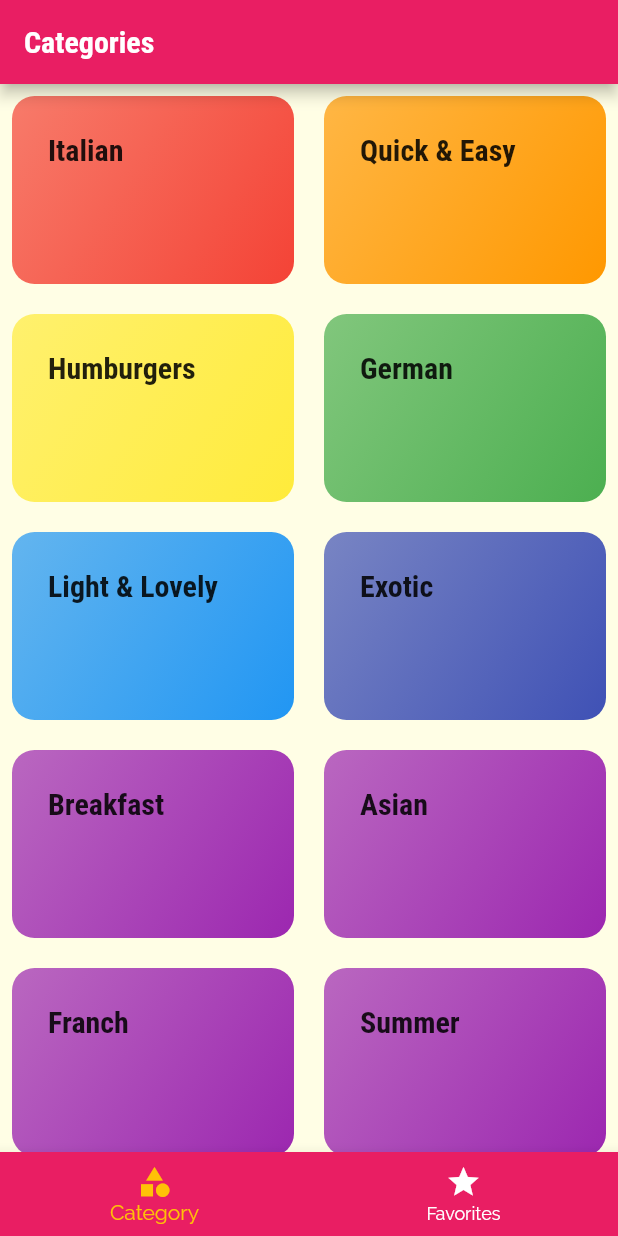
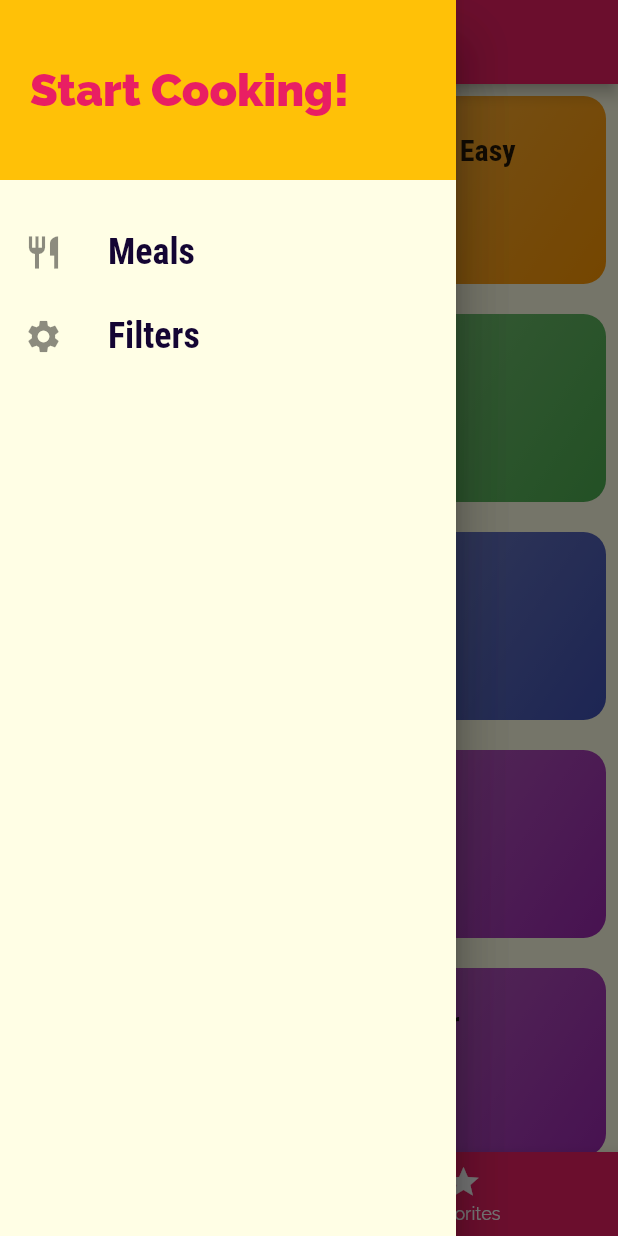
Before and after one commit to HooEP01/food-app, a Flutter app: the screen it shows after launch, with the side drawer open (before the commit the screen has no drawer), on a phone screen of 412 x 824 dp. Run offline on Flutter 3.47's test engine with Material 2 defaults, Android fonts, the phone set to English and light mode, and no system bars.

Commit message:
add drawer

```diff
--- a/lib/main.dart
+++ b/lib/main.dart
@@ -3,6 +3,7 @@ import '/screens/category_meals_screen.dart';
 import '/screens/categories_screen.dart';
 import '/screens/meal_detail_screen.dart';
 import '/screens/tabs_screen.dart';
+import '/screens/filters_screen.dart';
 
 void main() {
   runApp(const MyApp());
@@ -41,21 +42,22 @@ class MyApp extends StatelessWidget {
       home: const TabsScreen(),
       // initialRoute: '/',
       routes: {
-        // '#': (context) => const CategoriesScreen(),
+        TabsScreen.routeName: (context) => const CategoriesScreen(),
         CategoryMealsScreen.routeName: (context) => const CategoryMealsScreen(),
         MealDetailScreen.routeName: (context) => const MealDetailScreen(),
+        FiltersScreen.routeName: (context) => const FiltersScreen(),
       },
-      onGenerateRoute: (settings) {
-        print(settings.arguments);
-        // if (settings.name == '/meal-detail') {
-        //   return ...
-        // } else if (settings.name == '/something-else') {
-        //   return ...
-        // }
-        return MaterialPageRoute(
-          builder: (context) => const CategoriesScreen(),
-        );
-      },
+      // onGenerateRoute: (settings) {
+      //   print(settings.arguments);
+      //   if (settings.name == '/meal-detail') {
+      //     return ...
+      //   } else if (settings.name == '/something-else') {
+      //     return ...
+      //   }
+      //   return MaterialPageRoute(
+      //     builder: (context) => const CategoriesScreen(),
+      //   );
+      // },
       onUnknownRoute: ((settings) {
         return MaterialPageRoute(
           builder: (context) => const CategoriesScreen(),
--- /dev/null
+++ b/lib/screens/filters_screen.dart
@@ -0,0 +1,12 @@
+import 'package:flutter/material.dart';
+
+class FiltersScreen extends StatelessWidget {
+  const FiltersScreen({super.key});
+  static String routeName = '/filter-meal';
+  @override
+  Widget build(BuildContext context) {
+    return const Center(
+      child: Text('Filter the meal'),
+    );
+  }
+}
--- a/lib/screens/tabs_screen.dart
+++ b/lib/screens/tabs_screen.dart
@@ -3,9 +3,11 @@ import 'package:flutter/material.dart';
 import 'categories_screen.dart';
 import 'favorites_screen.dart';
 
+import '../widgets/main_drawer.dart';
+
 class TabsScreen extends StatefulWidget {
   const TabsScreen({super.key});
-
+  static String routeName = '/#';
   @override
   State<TabsScreen> createState() => _TabsScreenState();
 }
@@ -29,6 +31,9 @@ class _TabsScreenState extends State<TabsScreen> {
     return Scaffold(
       appBar: AppBar(
         title: Text(_pages[_selectedPageIndex]['title'] as String),
+      ),
+      drawer: const Drawer(
+        child: MainDrawer(),
       ),
       body: _pages[_selectedPageIndex]['page'] as Widget,
       bottomNavigationBar: BottomNavigationBar(
--- /dev/null
+++ b/lib/widgets/main_drawer.dart
@@ -0,0 +1,71 @@
+import 'package:flutter/material.dart';
+
+import '../screens/filters_screen.dart';
+import '../screens/tabs_screen.dart';
+
+class MainDrawer extends StatelessWidget {
+  const MainDrawer({super.key});
+
+  Widget buildListTile(String title, IconData icon, Function tabHandler) {
+    return ListTile(
+      leading: Icon(
+        icon,
+        size: 26,
+      ),
+      title: Text(
+        title,
+        style: const TextStyle(
+          fontFamily: 'RobotoCondensed',
+          fontSize: 24,
+          fontWeight: FontWeight.bold,
+        ),
+      ),
+      onTap: tabHandler as VoidCallback,
+    );
+  }
+
+  @override
+  Widget build(BuildContext context) {
+    return Drawer(
+      child: Column(
+        children: [
+          Container(
+            height: 120,
+            width: double.infinity,
+            padding: const EdgeInsets.all(20),
+            alignment: Alignment.centerLeft,
+            color: Theme.of(context).colorScheme.secondary,
+            child: Text(
+              'Start Cooking!',
+              style: TextStyle(
+                fontWeight: FontWeight.w900,
+                fontSize: 30,
+                color: Theme.of(context).colorScheme.primary,
+              ),
+            ),
+          ),
+          const SizedBox(
+            height: 20,
+          ),
+          buildListTile(
+            'Meals',
+            Icons.restaurant,
+            () {
+              Navigator.of(context).pushNamed(
+                TabsScreen.routeName,
+              );
+            },
+          ),
+          buildListTile(
+            'Filters',
+            Icons.settings,
+            () {
+              Navigator.of(context)
+                  .pushReplacementNamed(FiltersScreen.routeName);
+            },
+          ),
+        ],
+      ),
+    );
+  }
+}
```
